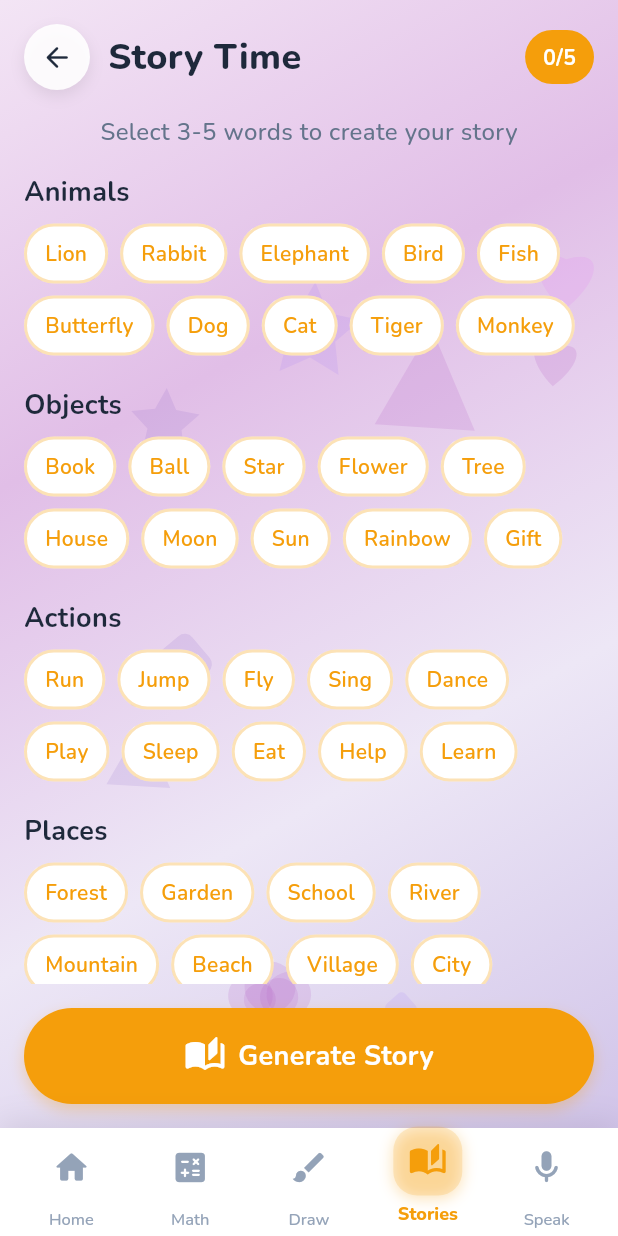
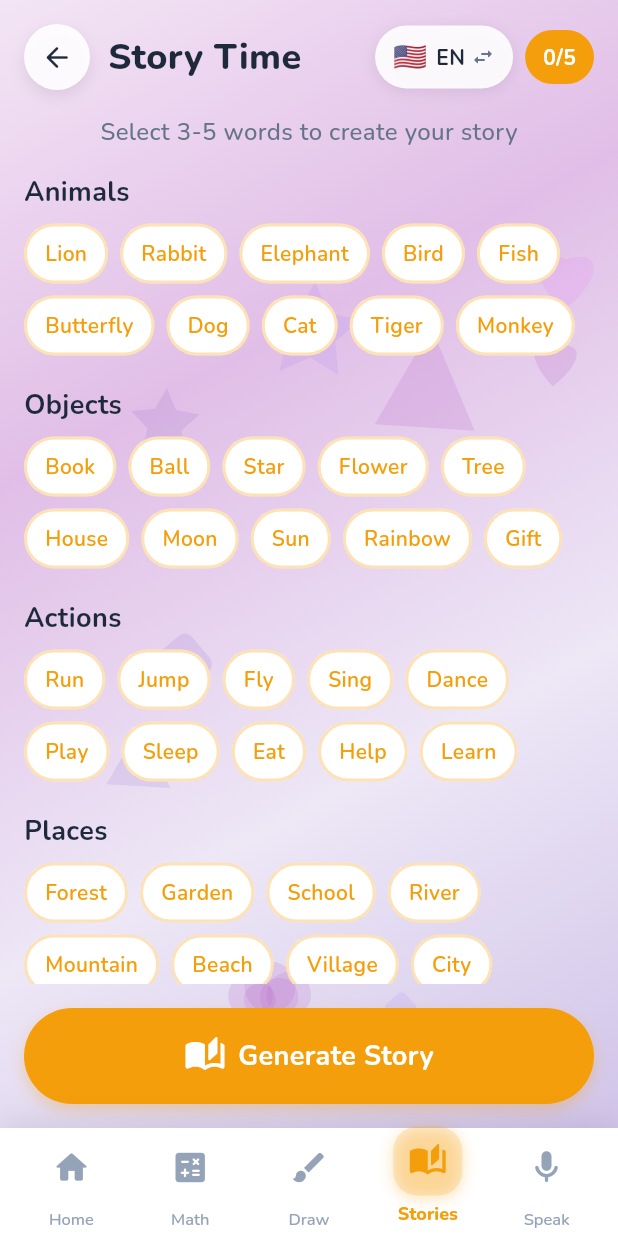
Before and after one commit to Subroz/kidlearnapp, a Flutter app: the screen it shows after launch, item 4 of the bottom bar chosen, on a phone screen of 412 x 824 dp. Run offline on Flutter 3.47's test engine with Material 3 defaults, Android fonts, the phone set to English and light mode, and no system bars; our stand-ins replace flutter_riverpod, flutter_tts, go_router, google_fonts, google_generative_ai, hive_flutter and 2 more; accounts and stored records are empty.

Commit message:
Add a language toggle button to the story screen
Integrates a language toggle widget into the `_WordSelector` component within `story_screen.dart`, enabling users to switch between English and Bangla, and clears selected words upon language change.

Replit-Commit-Author: Agent
Replit-Commit-Session-Id: 57a9be7f-7cf4-4d0e-a1c1-643159c62279
Replit-Commit-Checkpoint-Type: full_checkpoint
Replit-Commit-Event-Id: b1612dbd-0785-4617-b080-127ea9dbd979
Replit-Commit-Screenshot-Url: https://storage.googleapis.com/screenshot-production-us-central1/fbe2efeb-5661-4f61-93ae-02c5cb3191e8/57a9be7f-7cf4-4d0e-a1c1-643159c62279/nPhP688
Replit-Helium-Checkpoint-Created: true

```diff
--- a/lib/features/story/story_screen.dart
+++ b/lib/features/story/story_screen.dart
@@ -33,6 +33,13 @@ class _StoryScreenState extends ConsumerState<StoryScreen> {
         _selectedWords.add(word);
         Haptics.selection();
       }
+    });
+  }
+
+  void _toggleLanguage() {
+    ref.read(languageProvider.notifier).toggleLanguage();
+    setState(() {
+      _selectedWords.clear();
     });
   }
 
@@ -107,6 +114,7 @@ class _StoryScreenState extends ConsumerState<StoryScreen> {
                   language: language,
                   onToggleWord: _toggleWord,
                   onGenerate: _generateStory,
+                  onToggleLanguage: _toggleLanguage,
                 ),
         ),
       ),
@@ -120,6 +128,7 @@ class _WordSelector extends StatelessWidget {
   final AppLanguage language;
   final Function(String) onToggleWord;
   final VoidCallback onGenerate;
+  final VoidCallback onToggleLanguage;
 
   const _WordSelector({
     required this.selectedWords,
@@ -127,6 +136,7 @@ class _WordSelector extends StatelessWidget {
     required this.language,
     required this.onToggleWord,
     required this.onGenerate,
+    required this.onToggleLanguage,
   });
 
   @override
@@ -158,6 +168,52 @@ class _WordSelector extends StatelessWidget {
                 ),
               ),
               const Spacer(),
+              GestureDetector(
+                onTap: onToggleLanguage,
+                child: Container(
+                  padding: const EdgeInsets.symmetric(
+                    horizontal: AppTheme.spacingMd,
+                    vertical: AppTheme.spacingSm,
+                  ),
+                  decoration: BoxDecoration(
+                    color: Colors.white.withValues(alpha: 0.9),
+                    borderRadius: BorderRadius.circular(AppTheme.radiusFull),
+                    boxShadow: [
+                      BoxShadow(
+                        color: Colors.black.withValues(alpha: 0.08),
+                        blurRadius: 8,
+                        offset: const Offset(0, 2),
+                      ),
+                    ],
+                  ),
+                  child: Row(
+                    mainAxisSize: MainAxisSize.min,
+                    children: [
+                      Text(
+                        isBangla ? '🇧🇩' : '🇺🇸',
+                        style: const TextStyle(fontSize: 18),
+                      ),
+                      const SizedBox(width: 6),
+                      Text(
+                        isBangla ? 'বাং' : 'EN',
+                        style: const TextStyle(
+                          fontFamily: 'Nunito',
+                          fontSize: 14,
+                          fontWeight: FontWeight.w700,
+                          color: AppTheme.textPrimary,
+                        ),
+                      ),
+                      const SizedBox(width: 4),
+                      Icon(
+                        Icons.swap_horiz_rounded,
+                        size: 16,
+                        color: AppTheme.textSecondary,
+                      ),
+                    ],
+                  ),
+                ),
+              ),
+              const SizedBox(width: AppTheme.spacingSm),
               // Selected count badge
               Container(
                 padding: const EdgeInsets.symmetric(
```
Also changed, not shown: attached_assets/image_1771150660706.png (added).
